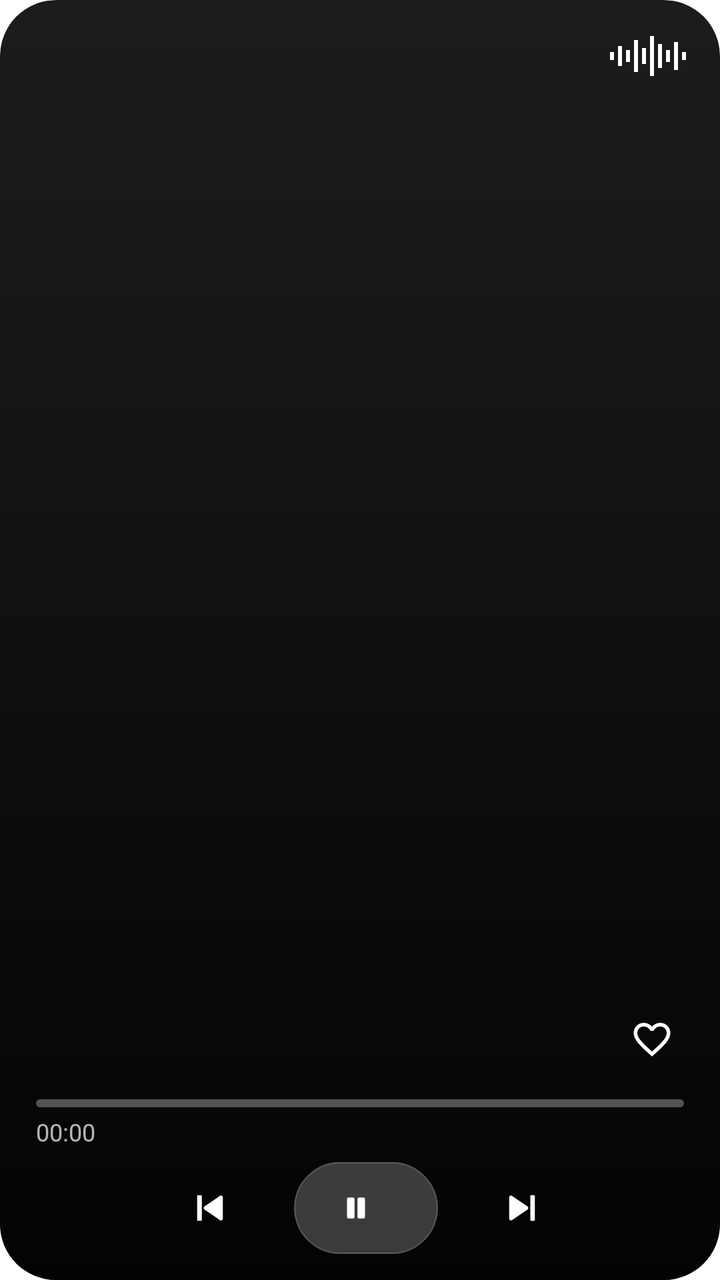
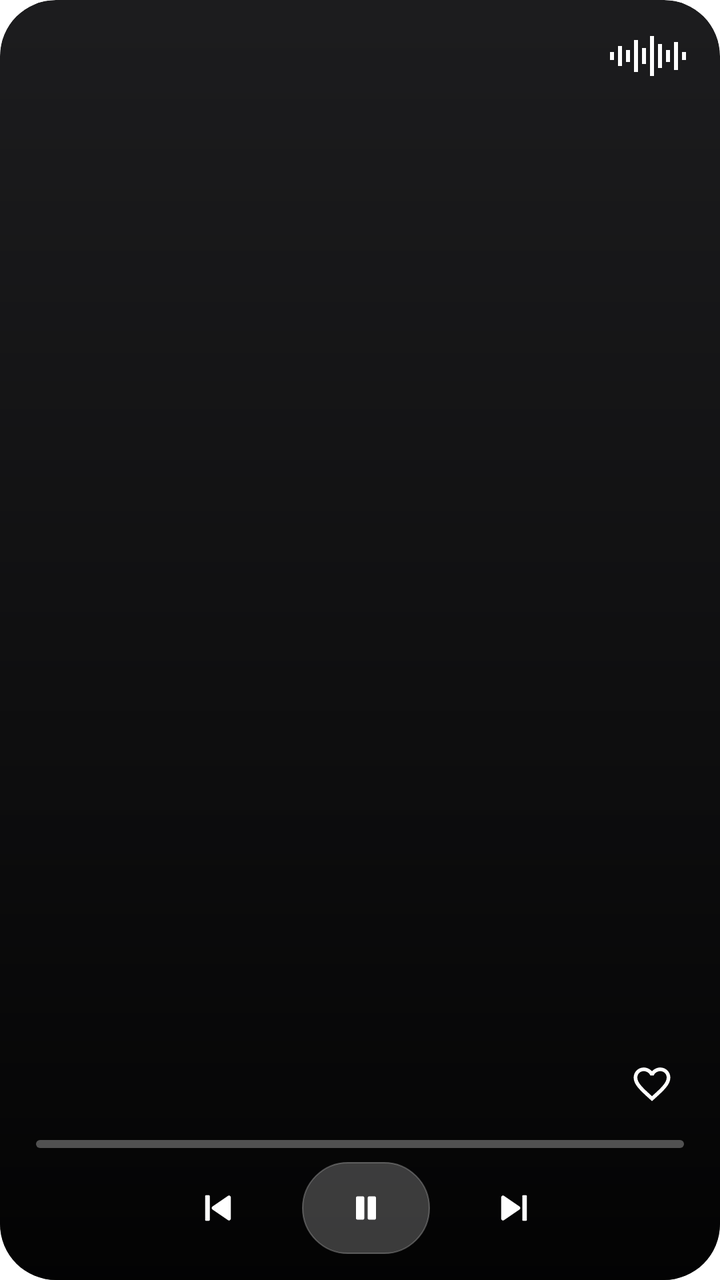

An Android layout rendered at two revisions. The XML below is the earlier revision; the diff shows what the commit changed to produce the second picture.
<!-- AndroidManifest.xml: fallback theme Theme.MaterialComponents.DayNight.NoActionBar -->
<!-- res/layout/widget_cover.xml -->
<?xml version="1.0" encoding="utf-8"?>
<FrameLayout xmlns:android="http://schemas.android.com/apk/res/android"
    android:id="@+id/cover_root"
    android:layout_width="match_parent"
    android:layout_height="match_parent"
    android:background="@drawable/widget_card_dark"
    android:clipToOutline="true">
    <ImageView
        android:id="@+id/cover_art"
        android:layout_width="match_parent"
        android:layout_height="match_parent"
        android:contentDescription="@string/widget_art"
        android:scaleType="centerCrop" />
    <ImageView
        android:layout_width="match_parent"
        android:layout_height="match_parent"
        android:importantForAccessibility="no"
        android:scaleType="fitXY"
        android:src="@drawable/widget_scrim" />
    <ImageView
        android:layout_width="40dp"
        android:layout_height="24dp"
        android:layout_gravity="top|end"
        android:layout_margin="16dp"
        android:importantForAccessibility="no"
        android:src="@drawable/ic_widget_wave" />
    <LinearLayout
        android:layout_width="match_parent"
        android:layout_height="match_parent"
        android:gravity="bottom"
        android:orientation="vertical"
        android:paddingStart="18dp"
        android:paddingTop="18dp"
        android:paddingEnd="12dp"
        android:paddingBottom="12dp">
        <LinearLayout
            android:layout_width="match_parent"
            android:layout_height="wrap_content"
            android:gravity="center_vertical"
            android:orientation="horizontal">
            <LinearLayout
                android:layout_width="0dp"
                android:layout_height="wrap_content"
                android:layout_weight="1"
                android:orientation="vertical">
                <TextView
                    android:id="@+id/cover_artist"
                    android:layout_width="match_parent"
                    android:layout_height="wrap_content"
                    android:ellipsize="end"
                    android:maxLines="1"
                    android:textColor="#B3FFFFFF"
                    android:textSize="13sp" />
                <TextView
                    android:id="@+id/cover_title"
                    android:layout_width="match_parent"
                    android:layout_height="wrap_content"
                    android:ellipsize="end"
                    android:fontFamily="sans-serif-medium"
                    android:maxLines="1"
                    android:textColor="#FFFFFFFF"
                    android:textSize="17sp"
                    android:textStyle="bold" />
            </LinearLayout>
            <ImageView
                android:id="@+id/cover_heart"
                android:layout_width="44dp"
                android:layout_height="44dp"
                android:contentDescription="@string/widget_favorite"
                android:padding="11dp"
                android:src="@drawable/ic_widget_heart" />
        </LinearLayout>
        <LinearLayout
            android:id="@+id/cover_progress_row"
            android:layout_width="match_parent"
            android:layout_height="wrap_content"
            android:layout_marginTop="8dp"
            android:layout_marginEnd="6dp"
            android:orientation="vertical">
            <ProgressBar
                android:id="@+id/cover_progress"
                style="?android:attr/progressBarStyleHorizontal"
                android:layout_width="match_parent"
                android:layout_height="4dp"
                android:max="1000"
                android:progressDrawable="@drawable/widget_progress" />
            <RelativeLayout
                android:layout_width="match_parent"
                android:layout_height="wrap_content"
                android:layout_marginTop="4dp">
                <Chronometer
                    android:id="@+id/cover_elapsed"
                    android:layout_width="wrap_content"
                    android:layout_height="wrap_content"
                    android:layout_alignParentStart="true"
                    android:textColor="#B3FFFFFF"
                    android:textSize="12sp" />
                <TextView
                    android:id="@+id/cover_duration"
                    android:layout_width="wrap_content"
                    android:layout_height="wrap_content"
                    android:layout_alignParentEnd="true"
                    android:textColor="#B3FFFFFF"
                    android:textSize="12sp" />
            </RelativeLayout>
        </LinearLayout>
        <LinearLayout
            android:layout_width="match_parent"
            android:layout_height="wrap_content"
            android:layout_marginTop="6dp"
            android:gravity="center"
            android:orientation="horizontal">
            <ImageView
                android:id="@+id/cover_prev"
                android:layout_width="48dp"
                android:layout_height="48dp"
                android:contentDescription="@string/widget_previous"
                android:padding="13dp"
                android:src="@drawable/ic_widget_prev" />
            <LinearLayout
                android:id="@+id/cover_play"
                android:layout_width="wrap_content"
                android:layout_height="46dp"
                android:layout_marginStart="18dp"
                android:layout_marginEnd="18dp"
                android:background="@drawable/widget_pill"
                android:contentDescription="@string/widget_play_pause"
                android:gravity="center"
                android:orientation="horizontal"
                android:paddingStart="22dp"
                android:paddingEnd="24dp">
                <ImageView
                    android:id="@+id/cover_play_icon"
                    android:layout_width="18dp"
                    android:layout_height="18dp"
                    android:importantForAccessibility="no"
                    android:src="@drawable/ic_widget_pause" />
                <TextView
                    android:id="@+id/cover_play_label"
                    android:layout_width="wrap_content"
                    android:layout_height="wrap_content"
                    android:layout_marginStart="8dp"
                    android:fontFamily="sans-serif-medium"
                    android:textColor="#FFFFFFFF"
                    android:textSize="16sp" />
            </LinearLayout>
            <ImageView
                android:id="@+id/cover_next"
                android:layout_width="48dp"
                android:layout_height="48dp"
                android:contentDescription="@string/widget_next"
                android:padding="13dp"
                android:src="@drawable/ic_widget_next" />
        </LinearLayout>
    </LinearLayout>
</FrameLayout>
<!-- resources referenced by this layout -->
<resources>
  <!-- drawable ic_widget_next (drawable) -->
  <vector xmlns:android="http://schemas.android.com/apk/res/android"
      android:width="24dp" android:height="24dp" android:viewportWidth="24" android:viewportHeight="24">
      <path android:fillColor="#FFFFFFFF" android:pathData="M5,6.2v11.6a1,1 0,0 0,1.55 0.83L15,12.83a1,1 0,0 0,0 -1.66L6.55,5.37A1,1 0,0 0,5 6.2zM17,5h1.5a0.5,0.5 0,0 1,0.5 0.5v13a0.5,0.5 0,0 1,-0.5 0.5H17a0.5,0.5 0,0 1,-0.5 -0.5v-13A0.5,0.5 0,0 1,17 5z" />
  </vector>
  <!-- drawable ic_widget_pause (drawable) -->
  <vector xmlns:android="http://schemas.android.com/apk/res/android"
      android:width="24dp" android:height="24dp" android:viewportWidth="24" android:viewportHeight="24">
      <path android:fillColor="#FFFFFFFF" android:pathData="M7,5h3a1,1 0,0 1,1 1v12a1,1 0,0 1,-1 1H7a1,1 0,0 1,-1 -1V6a1,1 0,0 1,1 -1zM14,5h3a1,1 0,0 1,1 1v12a1,1 0,0 1,-1 1h-3a1,1 0,0 1,-1 -1V6a1,1 0,0 1,1 -1z" />
  </vector>
  <!-- drawable ic_widget_prev (drawable) -->
  <vector xmlns:android="http://schemas.android.com/apk/res/android"
      android:width="24dp" android:height="24dp" android:viewportWidth="24" android:viewportHeight="24">
      <path android:fillColor="#FFFFFFFF" android:pathData="M19,6.2v11.6a1,1 0,0 1,-1.55 0.83L9,12.83a1,1 0,0 1,0 -1.66l8.45,-5.8A1,1 0,0 1,19 6.2zM7,5H5.5A0.5,0.5 0,0 0,5 5.5v13a0.5,0.5 0,0 0,0.5 0.5H7a0.5,0.5 0,0 0,0.5 -0.5v-13A0.5,0.5 0,0 0,7 5z" />
  </vector>
  <!-- drawable ic_widget_wave (drawable) -->
  <vector xmlns:android="http://schemas.android.com/apk/res/android"
      android:width="40dp" android:height="24dp" android:viewportWidth="40" android:viewportHeight="24">
      <path android:fillColor="#FFFFFFFF" android:pathData="M1,10h2v4h-2zM5,7h2v10h-2zM9,9h2v6h-2zM13,4h2v16h-2zM17,8h2v8h-2zM21,2h2v20h-2zM25,6h2v12h-2zM29,9h2v6h-2zM33,5h2v14h-2zM37,10h2v4h-2z" />
  </vector>
  <!-- drawable widget_card_dark (drawable) -->
  <?xml version="1.0" encoding="utf-8"?>
  <shape xmlns:android="http://schemas.android.com/apk/res/android" android:shape="rectangle">
      <solid android:color="#FF1C1C1E" />
      <corners android:radius="28dp" />
  </shape>
  <!-- drawable widget_pill (drawable) -->
  <?xml version="1.0" encoding="utf-8"?>
  <shape xmlns:android="http://schemas.android.com/apk/res/android" android:shape="rectangle">
      <solid android:color="#38FFFFFF" />
      <stroke android:width="0.8dp" android:color="#40FFFFFF" />
      <corners android:radius="24dp" />
  </shape>
  <!-- drawable widget_progress (drawable) -->
  <?xml version="1.0" encoding="utf-8"?>
  <layer-list xmlns:android="http://schemas.android.com/apk/res/android">
      <item android:id="@android:id/background">
          <shape>
              <solid android:color="#4DFFFFFF" />
              <corners android:radius="2dp" />
          </shape>
      </item>
      <item android:id="@android:id/progress">
          <clip>
              <shape>
                  <solid android:color="#FFFFFFFF" />
                  <corners android:radius="2dp" />
              </shape>
          </clip>
      </item>
  </layer-list>
  <!-- drawable widget_scrim (drawable) -->
  <?xml version="1.0" encoding="utf-8"?>
  <shape xmlns:android="http://schemas.android.com/apk/res/android" android:shape="rectangle">
      <gradient
          android:angle="270"
          android:startColor="#00000000"
          android:centerColor="#66000000"
          android:endColor="#E6000000"
          android:centerY="0.45" />
  </shape>
  <string name="widget_art">Portada</string>
  <string name="widget_favorite">Favorito</string>
  <string name="widget_next">Siguiente</string>
  <string name="widget_play_pause">Reproducir o pausar</string>
  <string name="widget_previous">Anterior</string>
  <!-- unchanged entries left out for length: 1 -->
</resources>

<!-- the commit's change to res/layout/widget_cover.xml (unified diff, before → after) -->
@@ -38,30 +38,17 @@
             android:layout_height="wrap_content"
             android:gravity="center_vertical"
             android:orientation="horizontal">
-            <LinearLayout
+            <TextView
+                android:id="@+id/cover_title"
                 android:layout_width="0dp"
                 android:layout_height="wrap_content"
                 android:layout_weight="1"
-                android:orientation="vertical">
-                <TextView
-                    android:id="@+id/cover_artist"
-                    android:layout_width="match_parent"
-                    android:layout_height="wrap_content"
-                    android:ellipsize="end"
-                    android:maxLines="1"
-                    android:textColor="#B3FFFFFF"
-                    android:textSize="13sp" />
-                <TextView
-                    android:id="@+id/cover_title"
-                    android:layout_width="match_parent"
-                    android:layout_height="wrap_content"
-                    android:ellipsize="end"
-                    android:fontFamily="sans-serif-medium"
-                    android:maxLines="1"
-                    android:textColor="#FFFFFFFF"
-                    android:textSize="17sp"
-                    android:textStyle="bold" />
-            </LinearLayout>
+                android:ellipsize="end"
+                android:fontFamily="sans-serif-medium"
+                android:maxLines="1"
+                android:textColor="#FFFFFFFF"
+                android:textSize="16sp"
+                android:textStyle="bold" />
             <ImageView
                 android:id="@+id/cover_heart"
                 android:layout_width="44dp"
@@ -70,40 +57,15 @@
                 android:padding="11dp"
                 android:src="@drawable/ic_widget_heart" />
         </LinearLayout>
-        <LinearLayout
-            android:id="@+id/cover_progress_row"
+        <ProgressBar
+            android:id="@+id/cover_progress"
+            style="?android:attr/progressBarStyleHorizontal"
             android:layout_width="match_parent"
-            android:layout_height="wrap_content"
-            android:layout_marginTop="8dp"
+            android:layout_height="4dp"
+            android:layout_marginTop="6dp"
             android:layout_marginEnd="6dp"
-            android:orientation="vertical">
-            <ProgressBar
-                android:id="@+id/cover_progress"
-                style="?android:attr/progressBarStyleHorizontal"
-                android:layout_width="match_parent"
-                android:layout_height="4dp"
-                android:max="1000"
-                android:progressDrawable="@drawable/widget_progress" />
-            <RelativeLayout
-                android:layout_width="match_parent"
-                android:layout_height="wrap_content"
-                android:layout_marginTop="4dp">
-                <Chronometer
-                    android:id="@+id/cover_elapsed"
-                    android:layout_width="wrap_content"
-                    android:layout_height="wrap_content"
-                    android:layout_alignParentStart="true"
-                    android:textColor="#B3FFFFFF"
-                    android:textSize="12sp" />
-                <TextView
-                    android:id="@+id/cover_duration"
-                    android:layout_width="wrap_content"
-                    android:layout_height="wrap_content"
-                    android:layout_alignParentEnd="true"
-                    android:textColor="#B3FFFFFF"
-                    android:textSize="12sp" />
-            </RelativeLayout>
-        </LinearLayout>
+            android:max="1000"
+            android:progressDrawable="@drawable/widget_progress" />
         <LinearLayout
             android:layout_width="match_parent"
             android:layout_height="wrap_content"
@@ -119,30 +81,20 @@
                 android:src="@drawable/ic_widget_prev" />
             <LinearLayout
                 android:id="@+id/cover_play"
-                android:layout_width="wrap_content"
+                android:layout_width="64dp"
                 android:layout_height="46dp"
                 android:layout_marginStart="18dp"
                 android:layout_marginEnd="18dp"
                 android:background="@drawable/widget_pill"
                 android:contentDescription="@string/widget_play_pause"
                 android:gravity="center"
-                android:orientation="horizontal"
-                android:paddingStart="22dp"
-                android:paddingEnd="24dp">
+                android:orientation="horizontal">
                 <ImageView
                     android:id="@+id/cover_play_icon"
-                    android:layout_width="18dp"
-                    android:layout_height="18dp"
+                    android:layout_width="20dp"
+                    android:layout_height="20dp"
                     android:importantForAccessibility="no"
                     android:src="@drawable/ic_widget_pause" />
-                <TextView
-                    android:id="@+id/cover_play_label"
-                    android:layout_width="wrap_content"
-                    android:layout_height="wrap_content"
-                    android:layout_marginStart="8dp"
-                    android:fontFamily="sans-serif-medium"
-                    android:textColor="#FFFFFFFF"
-                    android:textSize="16sp" />
             </LinearLayout>
             <ImageView
                 android:id="@+id/cover_next"
